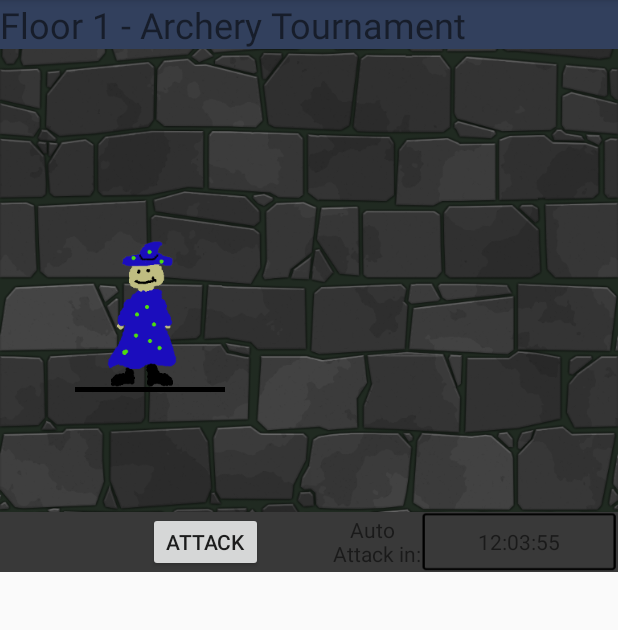
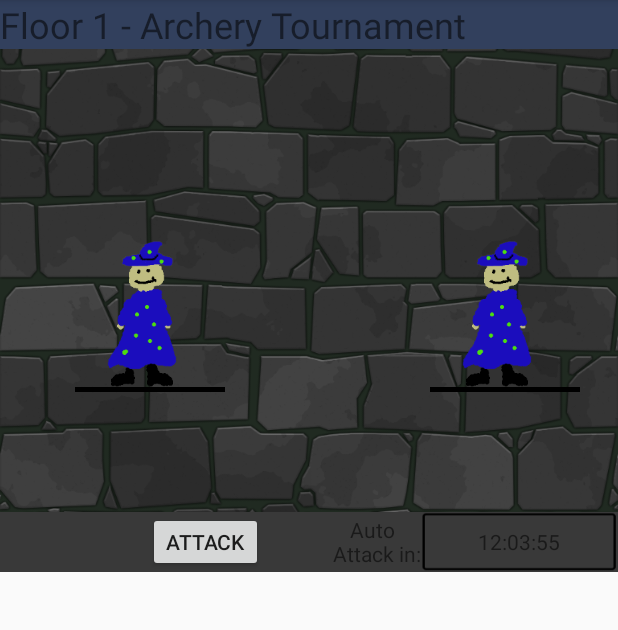
Before and after one commit to jspspike/SteamRPG, an Android app: the screen it shows after launch (MainActivity), on a phone screen of 412 x 824 dp, the part 84-714 px from its top. Run offline under Robolectric (Android 15) with nearby library versions, the light colour scheme and no system bars.

Commit message:
Added second avatar

```diff
--- a/app/src/main/res/layout/activity_main.xml
+++ b/app/src/main/res/layout/activity_main.xml
@@ -85,4 +85,25 @@
         android:layout_alignParentStart="true"
         android:layout_marginLeft="50dp" />
 
+    <ImageView
+        android:layout_width="100dp"
+        android:layout_height="3dp"
+        android:id="@+id/imageView4"
+        android:background="#ff000000"
+        android:layout_marginLeft="50dp"
+        android:layout_alignBottom="@+id/avatarbar1"
+        android:layout_alignParentEnd="true"
+        android:layout_marginEnd="25dp" />
+
+    <ImageView
+        android:layout_width="wrap_content"
+        android:layout_height="wrap_content"
+        android:id="@+id/imageView5"
+        android:src="@drawable/avatar2"
+        android:adjustViewBounds="true"
+        android:layout_alignBottom="@+id/imageView3"
+        android:layout_alignEnd="@+id/imageView4"
+        android:layout_alignTop="@+id/imageView3"
+        android:layout_alignStart="@+id/imageView4" />
+
 </RelativeLayout>
--- a/build.gradle
+++ b/build.gradle
@@ -5,7 +5,7 @@ buildscript {
         jcenter()
     }
     dependencies {
-        classpath 'com.android.tools.build:gradle:1.0.0'
+        classpath 'com.android.tools.build:gradle:2.0.0'
 
         // NOTE: Do not place your application dependencies here; they belong
         // in the individual module build.gradle files
```
Also changed, not shown: app/src/main/res/drawable-xhdpi/target.png (added), gradle/wrapper/gradle-wrapper.properties, 2 other files.
